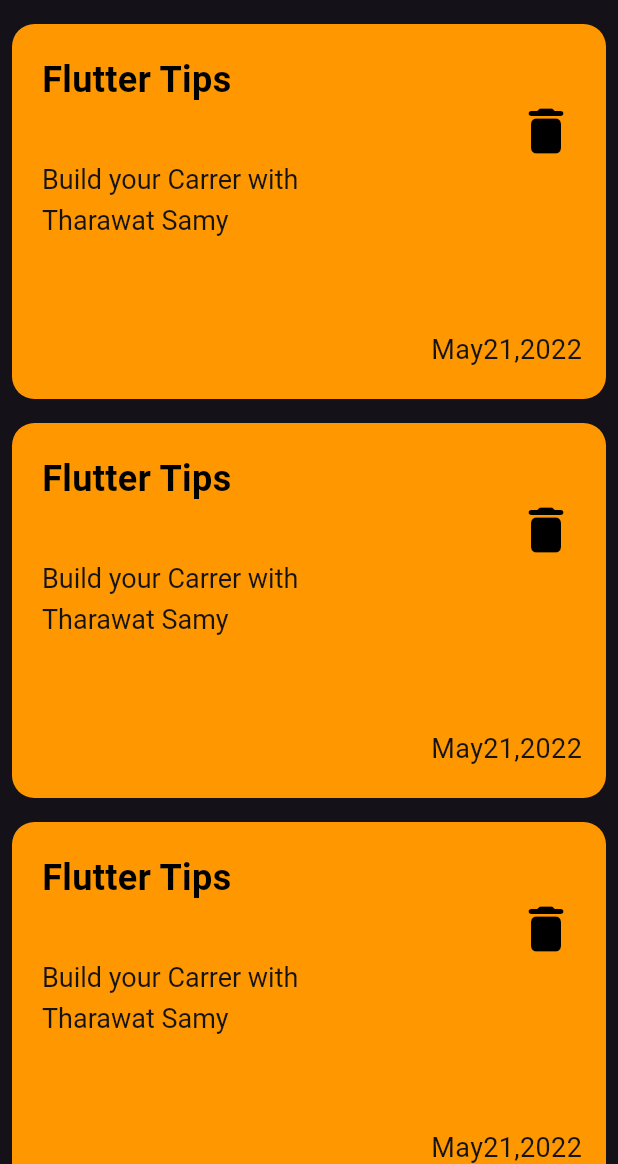
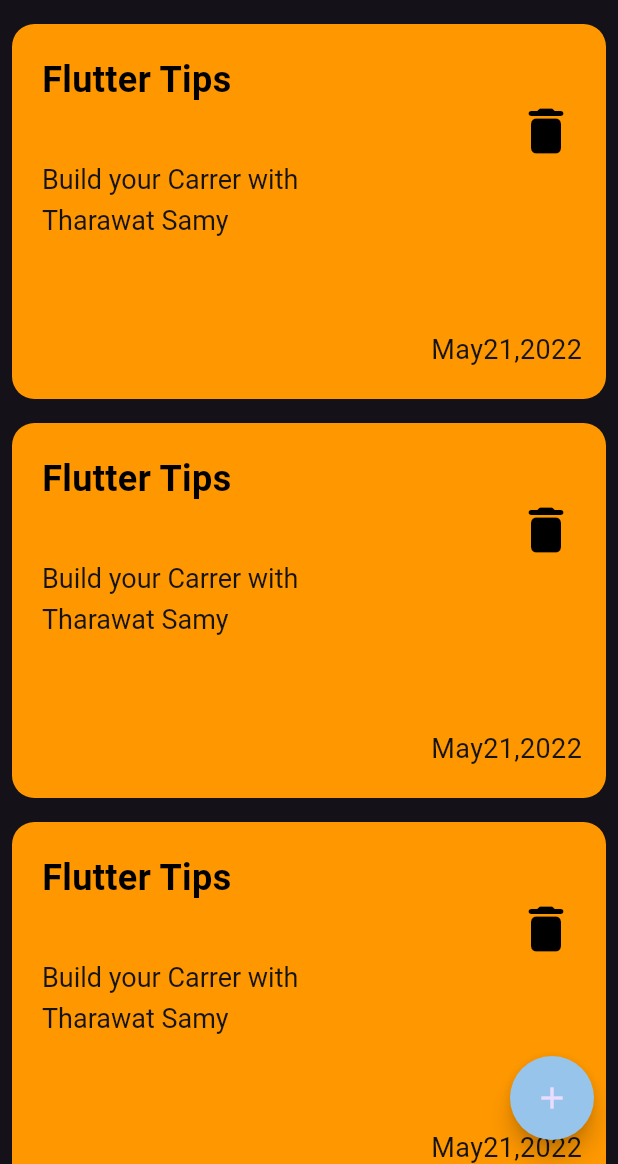
Before and after one commit to alhussaini33/notes_app, a Flutter app: the screen it shows after launch, on a phone screen of 412 x 824 dp, the part 72-1236 px from its top. Run offline on Flutter 3.47's test engine with Material 3 defaults, Android fonts, the phone set to English and light mode, and no system bars; missing offline and left inert: flutter_statusbarcolor_ns.

Commit message:
add floating button and modify in colors file

```diff
--- a/lib/constants/colors.dart
+++ b/lib/constants/colors.dart
@@ -4,6 +4,7 @@ import 'package:flutter/material.dart';
 class AppColors {
   static const Color gray = Color.fromARGB(255, 75, 69, 69);
   static const Color white = Color(0xFFFFFFFF);
+  static const Color babyBlue = Color.fromARGB(255, 150, 196, 234);
   //! Blacks
   static const Color black = Color(0xFF000000);
   static const Color secondaryBlack = Color.fromARGB(255, 22, 19, 19);
--- a/lib/views/notes_view.dart
+++ b/lib/views/notes_view.dart
@@ -1,4 +1,5 @@
 import 'package:flutter/material.dart';
+import 'package:note_app/constants/colors.dart';
 import 'package:note_app/constants/text_styles.dart';
 import 'package:note_app/widgets/note_item.dart';
 import 'package:note_app/widgets/search_icon.dart';
@@ -9,6 +10,14 @@ class NotesView extends StatelessWidget {
   @override
   Widget build(BuildContext context) {
     return Scaffold(
+      floatingActionButton: FloatingActionButton(
+        onPressed: () {},
+        backgroundColor: AppColors.babyBlue,
+        shape: RoundedRectangleBorder(
+          borderRadius: BorderRadius.circular(30),
+        ),
+        child: const Icon(Icons.add),
+      ),
       appBar: AppBar(
         forceMaterialTransparency: true,
         surfaceTintColor: Colors.transparent,
```
